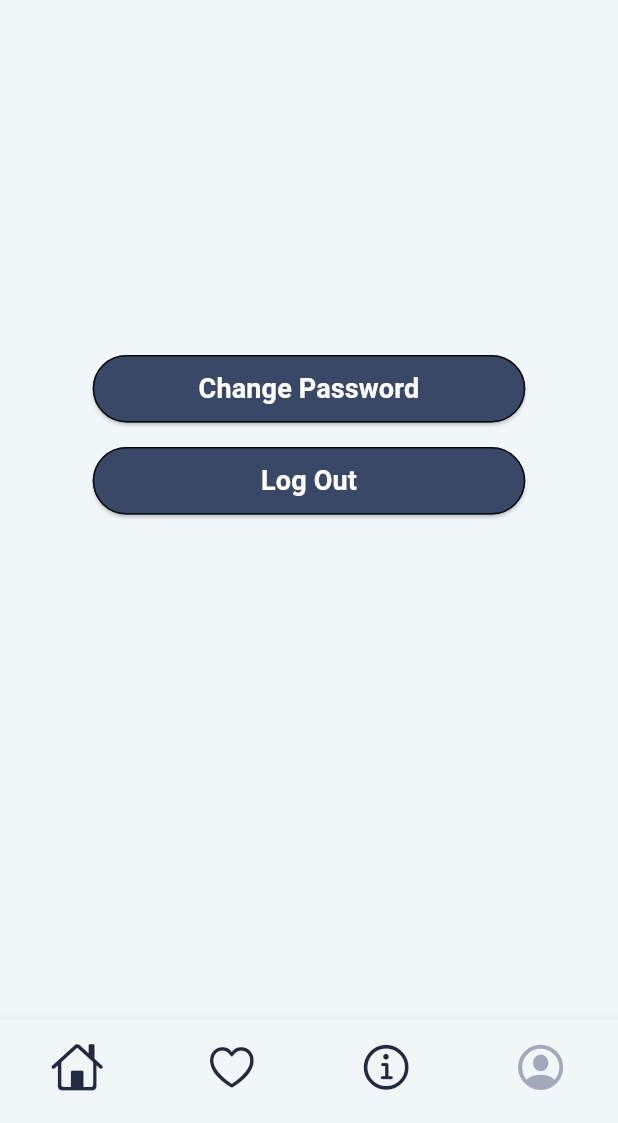
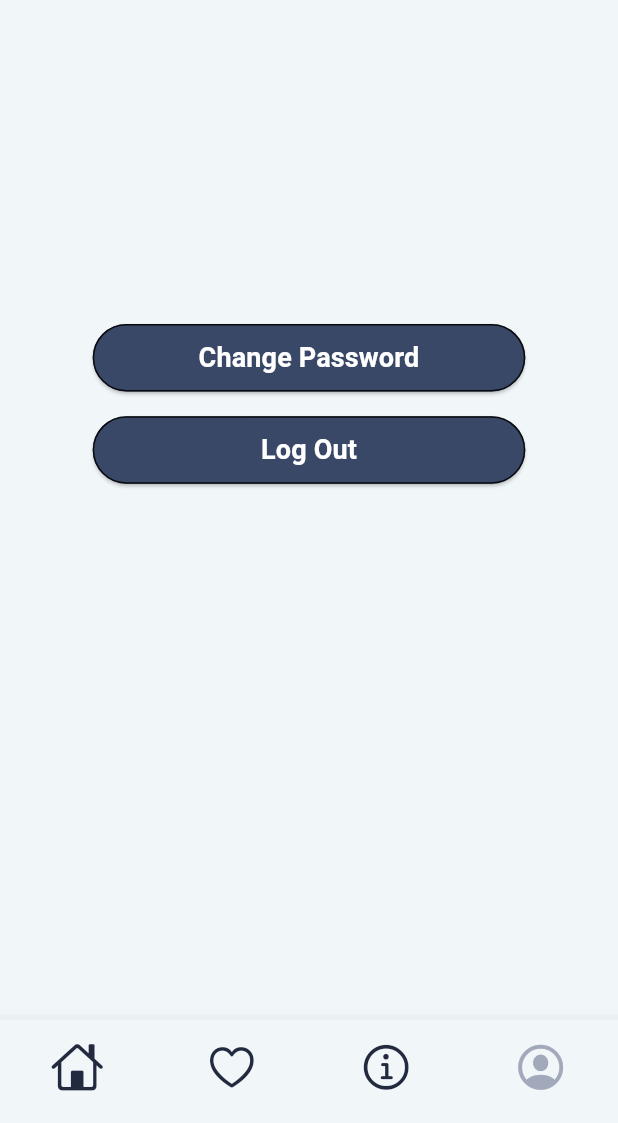
Before and after one commit to YuIYu44/PA_MOBILE-3, a Flutter app: the home screen opened directly, item 4 of the bottom bar chosen, on a phone screen of 412 x 824 dp, the part 113-1236 px from its top. Run offline on Flutter 3.47's test engine with Material 3 defaults, Android fonts, the phone set to English and light mode, and no system bars; our stand-ins replace carousel_slider, cloud_firestore, dropdown_button2, firebase_auth, firebase_core, firebase_storage and 4 more; accounts and stored records are empty; Roboto replaces fonts that are missing (Iceland).

Commit message:
fix: button logout

```diff
--- a/pa_mobile/lib/screen/user/home.dart
+++ b/pa_mobile/lib/screen/user/home.dart
@@ -356,7 +356,7 @@ class home extends StatelessWidget {
                         children: [
                           SizedBox(
                               height:
-                                  MediaQuery.sizeOf(context).height * 0.125),
+                                  MediaQuery.sizeOf(context).height * 0.100),
                           texts_2(context, snapshot.data["username"], 20,
                               TextAlign.center, FontWeight.normal),
                           texts_2(context, snapshot.data.id, 15,
```
